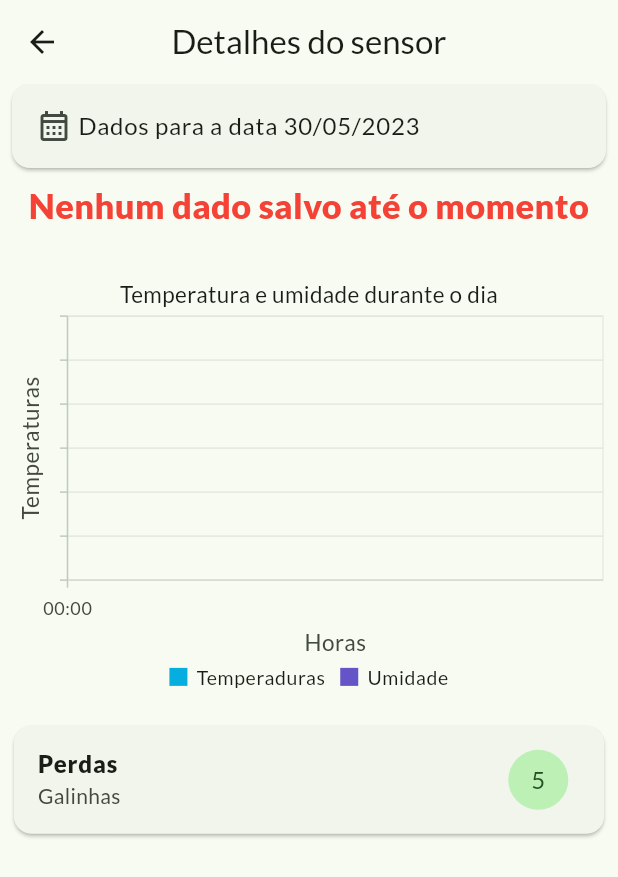
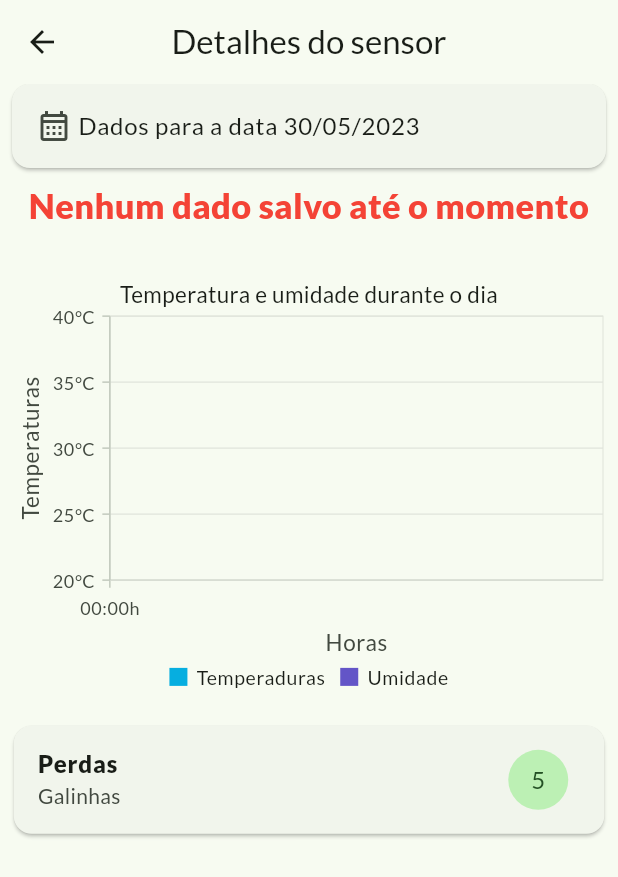
Before and after one commit to allyssonmast/flutter_embedded_system, a Flutter app: the DetailsSensorView screen opened by its route, on a phone screen of 412 x 824 dp. Shown: the top 877 px of the screen. Run offline on Flutter 3.47's test engine with Material 2 defaults, Android fonts, the light colour scheme and no system bars; our stand-ins replace cloud_firestore, firebase_auth, firebase_core, firebase_database, flutter_screenutil, font_awesome_flutter and 4 more; accounts and stored records are empty; network calls fail.

Commit message:
set pt language

```diff
--- a/lib/app/modules/details_sensor/controllers/details_sensor_controller.dart
+++ b/lib/app/modules/details_sensor/controllers/details_sensor_controller.dart
@@ -1,4 +1,5 @@
 import 'package:get/get.dart';
+import 'package:intl/date_symbol_data_local.dart';
 import 'package:intl/intl.dart';
 
 import '../../../data/models/sensor.dart';
--- a/lib/app/modules/details_sensor/views/details_sensor_view.dart
+++ b/lib/app/modules/details_sensor/views/details_sensor_view.dart
@@ -37,6 +37,7 @@ class DetailsSensorView extends GetView<DetailsSensorController> {
                             var result = await showDatePicker(
                               context: context,
                               initialDate: dateTime,
+                              locale: const Locale('pt','BR'),
                               firstDate: DateTime.now()
                                   .add(const Duration(days: -365)),
                               lastDate: DateTime.now(),
--- a/lib/app/modules/details_sensor/views/widgets/grafico_tempe.dart
+++ b/lib/app/modules/details_sensor/views/widgets/grafico_tempe.dart
@@ -1,5 +1,6 @@
 import 'package:embedded_system/app/data/models/sensor.dart';
 import 'package:flutter/material.dart';
+import 'package:intl/intl.dart';
 import 'package:syncfusion_flutter_charts/charts.dart';
 
 class GraficoWidget extends StatelessWidget {
@@ -20,7 +21,7 @@ class GraficoWidget extends StatelessWidget {
               name: 'yAxis',
               opposedPosition: true,
               title: AxisTitle(text: 'Umidade'),
-              labelFormat: '',
+              labelFormat: '{value}%',
               interval: 20,
               maximum: 100,
               minimum: 0,
@@ -28,16 +29,20 @@ class GraficoWidget extends StatelessWidget {
           ],
 
           primaryXAxis: DateTimeAxis(
-              //Specified date time interval type in hours
-              title: AxisTitle(text: 'Horas'),
-              intervalType: DateTimeIntervalType.minutes,
-              interval: 30),
+            //Specified date time interval type in hours
+            title: AxisTitle(text: 'Horas'),
+            intervalType: DateTimeIntervalType.hours,
+            dateFormat: DateFormat('HH:mm'),
+            interval: 4,
+            labelFormat: '{value}h',
+          ),
           primaryYAxis: NumericAxis(
-              title: AxisTitle(text: 'Temperaturas'),
-              labelFormat: '',
-              maximum: 50,
-              interval: 5,
-              minimum: 20),
+            title: AxisTitle(text: 'Temperaturas'),
+            maximum: 40,
+            interval: 5,
+            labelFormat: '{value}°C',
+            minimum: 20,
+          ),
           zoomPanBehavior: ZoomPanBehavior(
             enableDoubleTapZooming: true,
             enablePanning: true,
--- a/pubspec.yaml
+++ b/pubspec.yaml
@@ -28,6 +28,8 @@ dependencies:
   intl:
   flutter:
     sdk: flutter
+  flutter_localizations:
+    sdk: flutter
 
 dev_dependencies:
   flutter_lints: ^2.0.0
```
Also changed, not shown: lib/main.dart (+7 -7 lines), pubspec.lock, 1 other file.
